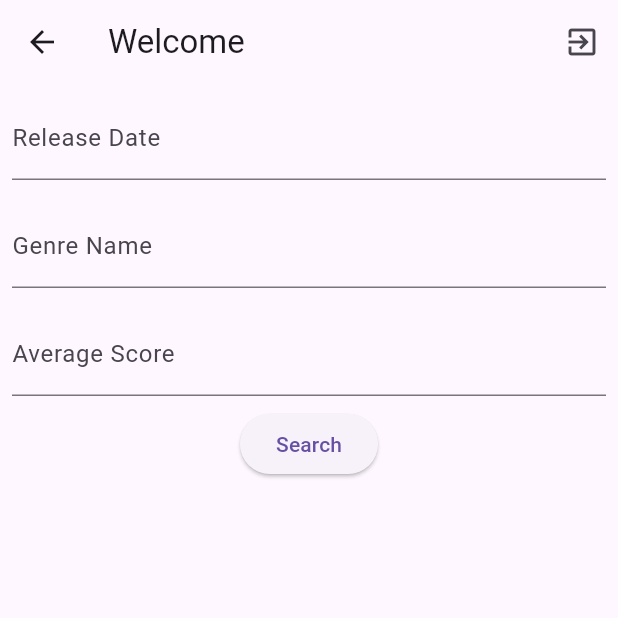
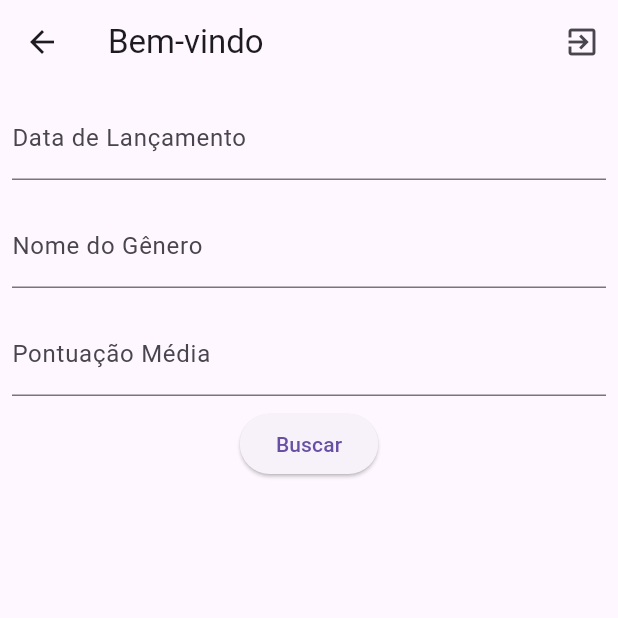
Before and after one commit to jpvillanova/Games-Tracker, a Flutter app: the Home screen opened by its route, on a phone screen of 412 x 824 dp, the top half of it. Run offline on Flutter 3.47's test engine with Material 3 defaults, Android fonts, the phone set to English and light mode, and no system bars; our stand-ins replace shared_preferences, sqflite; accounts and stored records are empty.

Commit message:
remove comments and prints

```diff
--- a/lib/controller/login_controller.dart
+++ b/lib/controller/login_controller.dart
@@ -1,5 +1,4 @@
 import 'package:login_app/helper/database_helper.dart';
-
 import '../model/user.dart';
 
 class LoginController {
--- a/lib/controller/review_controller.dart
+++ b/lib/controller/review_controller.dart
@@ -10,12 +10,11 @@ class ReviewController {
     try {
       int result = await db.insert('review', review.toMap());
       if (result != -1) {
-        // Atualiza a pontuação média do jogo
         await _updateGameAverageScore(review.gameId);
       }
       return result;
     } catch (e) {
-      print('Error adding review: $e');
+      print('Erro ao adicionar o review: $e');
       return -1;
     }
   }
@@ -31,11 +30,7 @@ class ReviewController {
     double newAverageScore =
         (avgQuery.first['average_score'] as num).toDouble();
 
-    // Arredondando para uma casa decimal
     newAverageScore = double.parse(newAverageScore.toStringAsFixed(1));
-
-    // Imprime o novo average score calculado
-    print('New average score for game ID $gameId: $newAverageScore');
 
     await db.update('game', {'average_score': newAverageScore},
         where: 'id = ?', whereArgs: [gameId]);
--- a/lib/helper/database_helper.dart
+++ b/lib/helper/database_helper.dart
@@ -19,7 +19,6 @@ class DatabaseHelper {
     final io.Directory appDocumentsDir =
         await getApplicationDocumentsDirectory();
     String path = p.join(appDocumentsDir.path, "games_tracker.db");
-    print("Database Path: $path");
 
     Database db = await openDatabase(path, version: 1, onCreate: _createDb);
     return db;
--- a/lib/view/home.dart
+++ b/lib/view/home.dart
@@ -18,19 +18,18 @@ class Home extends StatefulWidget {
 
 class HomeState extends State<Home> with WidgetsBindingObserver {
   final GameController _gameController = GameController();
-  final GenreController _genreController =
-      GenreController(); // Define _genreController here
+  final GenreController _genreController = GenreController();
   List<Game> _games = [];
   String? _filterReleaseDate;
-  String? _filterGenreName; // Add _filterGenreName variable
-  double? _filterAverageScore; // Replace _minScore with _filterAverageScore
+  String? _filterGenreName;
+  double? _filterAverageScore;
 
   String _gameName = '';
   String _gameReleaseDate = '';
   String _gameDescription = '';
 
-  List<Genre> _genres = []; // Lista para armazenar os gêneros
-  Genre? _selectedGenre; // Gênero selecionado
+  List<Genre> _genres = [];
+  Genre? _selectedGenre;
 
   @override
   void initState() {
@@ -53,8 +52,9 @@ class HomeState extends State<Home> with WidgetsBindingObserver {
 
     return Scaffold(
       appBar: AppBar(
-        title: Text(
-            widget.user != null ? "Welcome, ${widget.user!.name}" : "Welcome"),
+        title: Text(widget.user != null
+            ? "Bem-vindo, ${widget.user!.name}"
+            : "Bem-vindo"),
         actions: <Widget>[
           IconButton(
             onPressed: () => Auth.signOut().then((_) {
@@ -66,13 +66,12 @@ class HomeState extends State<Home> with WidgetsBindingObserver {
       ),
       body: Column(
         children: <Widget>[
-          // Aqui você pode exibir os cards apenas dos jogos do usuário
           Padding(
             padding: const EdgeInsets.all(8.0),
             child: TextFormField(
               decoration: const InputDecoration(
-                labelText: 'Release Date',
-                hintText: 'YYYY-MM-DD',
+                labelText: 'Data de Lançamento',
+                hintText: 'AAAA-MM-DD',
               ),
               onChanged: (value) =>
                   _filterReleaseDate = value.isEmpty ? null : value,
@@ -82,21 +81,20 @@ class HomeState extends State<Home> with WidgetsBindingObserver {
             padding: const EdgeInsets.all(8.0),
             child: TextFormField(
               decoration: const InputDecoration(
-                labelText: 'Genre Name',
+                labelText: 'Nome do Gênero',
               ),
-              onChanged: (value) => _filterGenreName = value.isEmpty
-                  ? null
-                  : value, // Update the onChanged method for Genre Name TextFormField to set _filterGenreName
+              onChanged: (value) =>
+                  _filterGenreName = value.isEmpty ? null : value,
             ),
           ),
           Padding(
             padding: const EdgeInsets.all(8.0),
             child: TextFormField(
               decoration: const InputDecoration(
-                labelText: 'Average Score',
+                labelText: 'Pontuação Média',
               ),
-              onChanged: (value) => _filterAverageScore = double.tryParse(
-                  value), // Replace _minScore with _filterAverageScore
+              onChanged: (value) =>
+                  _filterAverageScore = double.tryParse(value),
             ),
           ),
           if (widget.user != null)
@@ -105,38 +103,34 @@ class HomeState extends State<Home> with WidgetsBindingObserver {
               children: [
                 ElevatedButton(
                   onPressed: _createGame,
-                  child: const Text('Create Game'),
-                ),
-                ElevatedButton(
-                  onPressed: _createGenre, // Add this button for creating genre
-                  child: const Text('Create Genre'),
+                  child: const Text('Criar Jogo'),
                 ),
                 ElevatedButton(
                   onPressed: _searchGames,
-                  child: const Text('Search'),
+                  child: const Text('Buscar'),
+                ),
+                ElevatedButton(
+                  onPressed: _createGenre,
+                  child: const Text('Criar Gênero'),
                 ),
               ],
             ),
-          if (widget.user == null) // Show search button only if user is null
+          if (widget.user == null)
             ElevatedButton(
               onPressed: _searchGames,
-              child: const Text('Search'),
+              child: const Text('Buscar'),
             ),
           if (_filterReleaseDate == null &&
-              _filterGenreName ==
-                  null && // Replace _genreId with _filterGenreName
-              _filterAverageScore ==
-                  null) // Replace _minScore with _filterAverageScore
-            for (var game in userGames) // Change _games to userGames
+              _filterGenreName == null &&
+              _filterAverageScore == null)
+            for (var game in userGames)
               Card(
                 child: ListTile(
                   title: Text(game.name),
                   subtitle: Text(
-                      "Average Score: ${game.averageScore.toStringAsFixed(1)}"),
-                  trailing: widget.user != null &&
-                          game.userId ==
-                              widget.user
-                                  ?.id // Check if the game belongs to the user
+                      "Pontuação Média: ${game.averageScore.toStringAsFixed(1)}"),
+                  trailing:
+                      widget.user != null && game.userId == widget.user?.id
                           ? Row(
                               mainAxisSize: MainAxisSize.min,
                               children: <Widget>[
@@ -163,22 +157,19 @@ class HomeState extends State<Home> with WidgetsBindingObserver {
                             game: game,
                             user: widget.user,
                             onReviewAdded: () {
-                              _fetchGames(); // Atualiza a lista de jogos
+                              _fetchGames();
                             }),
                       ),
                     );
                     if (result == true) {
-                      _fetchGames(); // Atualiza a lista de jogos
-                      print('Atualização necessária após review');
+                      _fetchGames();
                     }
                   },
                 ),
               ),
           if (_filterReleaseDate != null ||
-              _filterGenreName !=
-                  null || // Replace _genreId with _filterGenreName
-              _filterAverageScore !=
-                  null) // Replace _minScore with _filterAverageScore
+              _filterGenreName != null ||
+              _filterAverageScore != null)
             Expanded(
               child: ListView.builder(
                 itemCount: _games.length,
@@ -187,7 +178,7 @@ class HomeState extends State<Home> with WidgetsBindingObserver {
                     child: ListTile(
                       title: Text(_games[index].name),
                       subtitle: Text(
-                          "Average Score: ${_games[index].averageScore.toStringAsFixed(1)}"),
+                          "Pontuação Média: ${_games[index].averageScore.toStringAsFixed(1)}"),
                       trailing: widget.user != null &&
                               _games[index].userId == widget.user?.id
                           ? Row(
@@ -209,7 +200,6 @@ class HomeState extends State<Home> with WidgetsBindingObserver {
                             )
                           : null,
                       onTap: () async {
-                        // Mark this function as async
                         var result = await Navigator.push(
                           context,
                           MaterialPageRoute(
@@ -240,32 +230,32 @@ class HomeState extends State<Home> with WidgetsBindingObserver {
       context: context,
       builder: (BuildContext context) {
         return AlertDialog(
-          title: const Text('Create New Game'),
+          title: const Text('Criar Novo Jogo'),
           content: SingleChildScrollView(
             child: ListBody(
               children: <Widget>[
                 TextFormField(
                   decoration: const InputDecoration(
-                    labelText: 'Game Name',
+                    labelText: 'Nome do Jogo',
                   ),
                   onChanged: (value) => _gameName = value,
                 ),
                 TextFormField(
                   decoration: const InputDecoration(
-                    labelText: 'Release Date (YYYY-MM-DD)',
+                    labelText: 'Data de Lançamento (AAAA-MM-DD)',
                   ),
                   onChanged: (value) => _gameReleaseDate = value,
                 ),
                 TextFormField(
                   decoration: const InputDecoration(
-                    labelText: 'Description',
+                    labelText: 'Descrição',
                   ),
                   onChanged: (value) => _gameDescription = value,
                 ),
                 DropdownButtonFormField<Genre>(
                   value: _selectedGenre,
                   decoration: const InputDecoration(
-                    labelText: 'Genre',
+                    labelText: 'Gênero',
                   ),
                   onChanged: (Genre? newValue) {
                     setState(() {
@@ -278,7 +268,6 @@ class HomeState extends State<Home> with WidgetsBindingObserver {
                       child: Text(genre.name),
                     );
                   }).toList(),
-                  // Add this line to constrain the width of the dropdown
                   isExpanded: true,
                 ),
               ],
@@ -286,13 +275,13 @@ class HomeState extends State<Home> with WidgetsBindingObserver {
           ),
           actions: <Widget>[
             TextButton(
-              child: const Text('Cancel'),
+              child: const Text('Cancelar'),
               onPressed: () {
                 Navigator.of(context).pop();
               },
             ),
             TextButton(
-              child: const Text('Create'),
+              child: const Text('Criar'),
               onPressed: () async {
                 if (_selectedGenre != null) {
                   await _saveGameToDatabase(_selectedGenre!.id!);
@@ -329,19 +318,13 @@ class HomeState extends State<Home> with WidgetsBindingObserver {
 
     var games = await _gameController.getFilteredGames(
       releaseDate: _filterReleaseDate,
-      genreId: genreId, // Replace _genreId with _filterGenreName
-      averageScore:
-          _filterAverageScore, // Replace _minScore with _filterAverageScore
+      genreId: genreId,
+      averageScore: _filterAverageScore,
     );
 
     setState(() {
       _games = games;
     });
-
-    // Adicionando impressão de debug para cada jogo
-    // for (var game in _games) {
-    //   print('Game: ${game.name}, Average Score: ${game.averageScore}');
-    // }
   }
 
   void _editGame(Game game) async {
@@ -351,45 +334,35 @@ class HomeState extends State<Home> with WidgetsBindingObserver {
         TextEditingController(text: game.releaseDate);
     TextEditingController descriptionController =
         TextEditingController(text: game.description);
-    TextEditingController genreController =
-        TextEditingController(); // Controlador para o gênero
     GenreController genreCtrl = GenreController();
 
-    // Carrega o nome do gênero do banco de dados
     String? genreName = await genreCtrl.getGenreNameByGameId(game.id!);
     _selectedGenre = _genres.firstWhere((genre) => genre.name == genreName);
-    // print(genreName);
-    // print('WWwwwwwwwwwwwwwwwwwwwwwwwwwwwWWW');
-    // genreController.text =
-    //     genreName ?? ""; // Define o nome do gênero no controlador
-    // print(genreController.text);
-    // print('WWwwwwwwwwwwwwwwwwwwwwwwwwwwwWWW');
 
     showDialog(
       context: context,
       builder: (BuildContext context) {
         return AlertDialog(
-          title: const Text('Edit Game'),
+          title: const Text('Editar Jogo'),
           content: SingleChildScrollView(
             child: ListBody(
               children: <Widget>[
                 TextFormField(
                   controller: nameController,
-                  decoration: const InputDecoration(labelText: 'Game Name'),
+                  decoration: const InputDecoration(labelText: 'Nome do Jogo'),
                 ),
                 TextFormField(
                   controller: releaseDateController,
                   decoration: const InputDecoration(
-                      labelText: 'Release Date (YYYY-MM-DD)'),
+                      labelText: 'Data de Lançamento (AAAA-MM-DD)'),
                 ),
                 TextFormField(
                   controller: descriptionController,
-                  decoration: const InputDecoration(labelText: 'Description'),
+                  decoration: const InputDecoration(labelText: 'Descrição'),
                 ),
                 DropdownButtonFormField<Genre>(
-                  value: _selectedGenre ??
-                      _genres.firstWhere((genre) => genre.name == genreName),
-                  decoration: const InputDecoration(labelText: 'Genre'),
+                  value: _selectedGenre,
+                  decoration: const InputDecoration(labelText: 'Gênero'),
                   onChanged: (Genre? newValue) {
                     setState(() {
                       _selectedGenre = newValue;
@@ -401,7 +374,6 @@ class HomeState extends State<Home> with WidgetsBindingObserver {
                       child: Text(genre.name),
                     );
                   }).toList(),
-                  // Add this line to constrain the width of the dropdown
                   isExpanded: true,
                 ),
               ],
@@ -409,16 +381,14 @@ class HomeState extends State<Home> with WidgetsBindingObserver {
           ),
           actions: <Widget>[
             TextButton(
-              child: const Text('Cancel'),
+              child: const Text('Cancelar'),
               onPressed: () {
                 Navigator.of(context).pop();
               },
             ),
             TextButton(
-              child: const Text('Save Changes'),
+              child: const Text('Salvar Alterações'),
               onPressed: () async {
-                print(_selectedGenre!.name);
-                print('AAAAAAAAAAAAAAAAAAAAAAAA');
                 int genreId =
                     await genreCtrl.getOrCreateGenreId(_selectedGenre!.name);
                 game.name = nameController.text;
@@ -449,14 +419,14 @@ class HomeState extends State<Home> with WidgetsBindingObserver {
       context: context,
       builder: (BuildContext context) {
         return AlertDialog(
-          title: const Text('Create New Genre'),
+          title: const Text('Criar Novo Gênero'),
           content: SingleChildScrollView(
             child: ListBody(
               children: <Widget>[
                 TextFormField(
                   controller: genreNameController,
                   decoration: const InputDecoration(
-                    labelText: 'Genre Name',
+                    labelText: 'Nome do Gênero',
                   ),
                 ),
               ],
@@ -464,17 +434,17 @@ class HomeState extends State<Home> with WidgetsBindingObserver {
           ),
           actions: <Widget>[
             TextButton(
-              child: const Text('Cancel'),
+              child: const Text('Cancelar'),
               onPressed: () {
                 Navigator.of(context).pop();
               },
             ),
             TextButton(
-              child: const Text('Create'),
+              child: const Text('Criar'),
               onPressed: () async {
                 Genre newGenre = Genre(name: genreNameController.text);
                 await _genreController.createGenre(newGenre);
-                _fetchGenres(); // Fetch genres after creating a new one
+                _fetchGenres();
                 Navigator.of(context).pop();
               },
             ),
@@ -485,10 +455,6 @@ class HomeState extends State<Home> with WidgetsBindingObserver {
   }
 
   void _searchGames() {
-    print('Esse é o relaseDate: $_filterReleaseDate');
-    print(
-        'Esse é o genreName: $_filterGenreName'); // Replace _genreId with _filterGenreName
-    print('Esse é o averageScore: $_filterAverageScore');
-    _fetchGames(); // Fetch games based on filters
+    _fetchGames();
   }
 }
--- a/lib/view/login.dart
+++ b/lib/view/login.dart
@@ -45,7 +45,7 @@ class _LoginState extends State<Login> {
               MaterialPageRoute(builder: (context) => Home(user: user)));
         } else {
           ScaffoldMessenger.of(context).showSnackBar(
-            const SnackBar(content: Text('User not registered!')),
+            const SnackBar(content: Text('Usuário não registrado!')),
           );
         }
       } catch (e) {
@@ -103,12 +103,12 @@ class _LoginState extends State<Login> {
                   child: TextFormField(
                     onSaved: (newVal) => _password = newVal!,
                     decoration: const InputDecoration(
-                      labelText: "Password",
+                      labelText: "Senha",
                       border: OutlineInputBorder(),
                     ),
                   ),
                 ),
-                ElevatedButton(onPressed: _submit, child: const Text("Login"))
+                ElevatedButton(onPressed: _submit, child: const Text("Entrar"))
               ],
             ),
           ),
```
Also changed, not shown: lib/controller/game_controller.dart (+1 -10 lines), lib/controller/genre_controller.dart (+4 -8 lines), lib/view/register.dart (+6 -6 lines), lib/view/review.dart (+24 -28 lines). Lines whose indentation alone changed are shown as unchanged.
